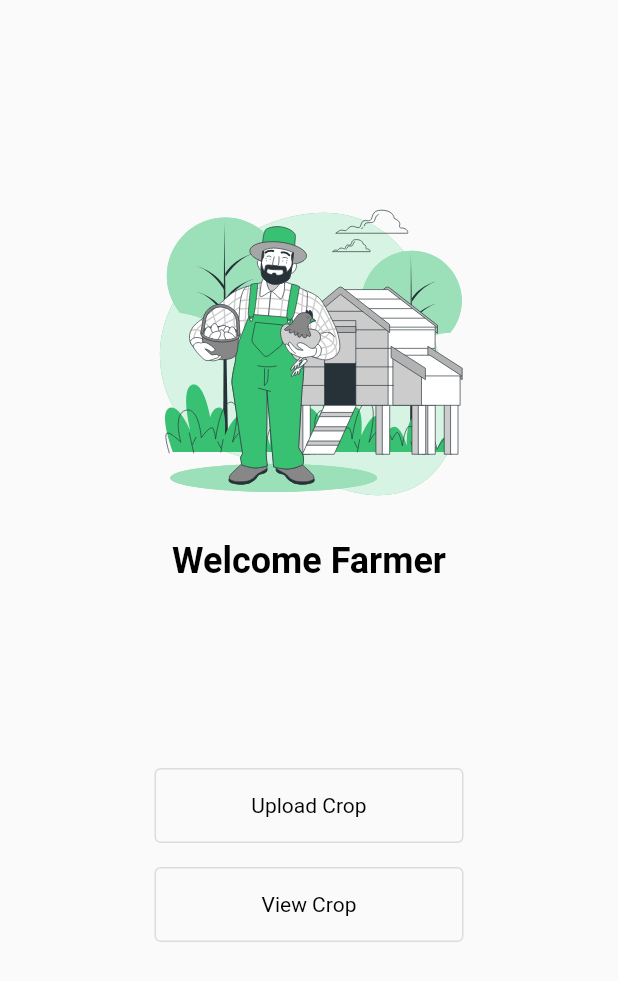
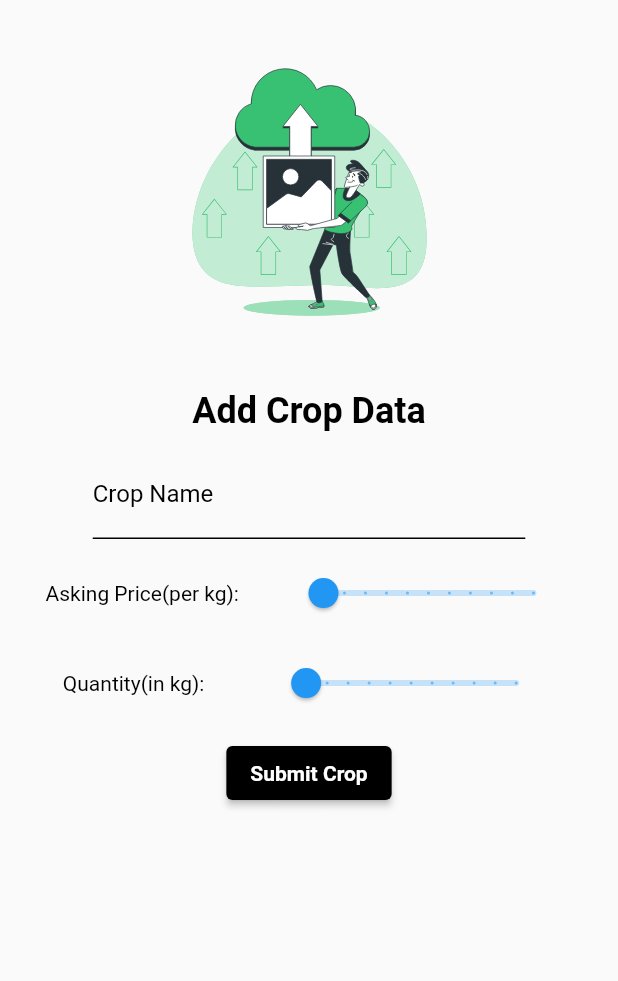
Before and after one commit to Rishabhltfb/FarmPort-client, a Flutter app: the HomeScreen screen opened by its route, after a tap on "Upload Crop", on a phone screen of 412 x 824 dp. Shown: the top 981 px of the screen. Run offline on Flutter 3.47's test engine with Material 2 defaults, Android fonts, the phone set to English and light mode, and no system bars; our stand-ins replace flutter_bloc, flutter_svg, lottie.

Commit message:
style: add crop screen

```diff
--- /dev/null
+++ b/lib/data/model/crop.dart
@@ -0,0 +1,129 @@
+import 'dart:convert';
+
+class CropModel {
+  String id;
+  String userId;
+  String cropName;
+  double askingPrice;
+  int quantity;
+  String image;
+  bool visibilityStatus;
+  String cropStatus;
+  int cropScore;
+  CropModel({
+    required this.id,
+    required this.userId,
+    required this.cropName,
+    required this.askingPrice,
+    required this.quantity,
+    required this.image,
+    required this.visibilityStatus,
+    required this.cropStatus,
+    required this.cropScore,
+  });
+
+  CropModel copyWith({
+    String? id,
+    String? userId,
+    String? cropName,
+    double? askingPrice,
+    int? quantity,
+    String? image,
+    bool? visibilityStatus,
+    String? cropStatus,
+    int? cropScore,
+  }) {
+    return CropModel(
+      id: id ?? this.id,
+      userId: userId ?? this.userId,
+      cropName: cropName ?? this.cropName,
+      askingPrice: askingPrice ?? this.askingPrice,
+      quantity: quantity ?? this.quantity,
+      image: image ?? this.image,
+      visibilityStatus: visibilityStatus ?? this.visibilityStatus,
+      cropStatus: cropStatus ?? this.cropStatus,
+      cropScore: cropScore ?? this.cropScore,
+    );
+  }
+
+  static CropModel empty() {
+    return CropModel(
+      id: '',
+      askingPrice: 0.0,
+      cropName: '',
+      cropScore: 0,
+      cropStatus: '',
+      image: '',
+      quantity: 0,
+      userId: '',
+      visibilityStatus: false,
+    );
+  }
+
+  Map<String, dynamic> toMap() {
+    return {
+      'id': id,
+      'userId': userId,
+      'cropName': cropName,
+      'askingPrice': askingPrice,
+      'quantity': quantity,
+      'image': image,
+      'visibilityStatus': visibilityStatus,
+      'cropStatus': cropStatus,
+      'cropScore': cropScore,
+    };
+  }
+
+  factory CropModel.fromMap(Map<String, dynamic> map) {
+    return CropModel(
+      id: map['id'] ?? '',
+      userId: map['userId'] ?? '',
+      cropName: map['cropName'] ?? '',
+      askingPrice: map['askingPrice']?.toDouble() ?? 0.0,
+      quantity: map['quantity']?.toInt() ?? 0,
+      image: map['image'] ?? '',
+      visibilityStatus: map['visibilityStatus'] ?? false,
+      cropStatus: map['cropStatus'] ?? '',
+      cropScore: map['cropScore']?.toInt() ?? 0,
+    );
+  }
+
+  String toJson() => json.encode(toMap());
+
+  factory CropModel.fromJson(String source) =>
+      CropModel.fromMap(json.decode(source));
+
+  @override
+  String toString() {
+    return 'CropModel(id: $id, userId: $userId, cropName: $cropName, askingPrice: $askingPrice, quantity: $quantity, image: $image, visibilityStatus: $visibilityStatus, cropStatus: $cropStatus, cropScore: $cropScore)';
+  }
+
+  @override
+  bool operator ==(Object other) {
+    if (identical(this, other)) return true;
+
+    return other is CropModel &&
+        other.id == id &&
+        other.userId == userId &&
+        other.cropName == cropName &&
+        other.askingPrice == askingPrice &&
+        other.quantity == quantity &&
+        other.image == image &&
+        other.visibilityStatus == visibilityStatus &&
+        other.cropStatus == cropStatus &&
+        other.cropScore == cropScore;
+  }
+
+  @override
+  int get hashCode {
+    return id.hashCode ^
+        userId.hashCode ^
+        cropName.hashCode ^
+        askingPrice.hashCode ^
+        quantity.hashCode ^
+        image.hashCode ^
+        visibilityStatus.hashCode ^
+        cropStatus.hashCode ^
+        cropScore.hashCode;
+  }
+}
--- a/lib/ui/screens/auth/components/auth_field.dart
+++ b/lib/ui/common/custom_text_field.dart
@@ -2,16 +2,18 @@ import 'package:farmport_app/ui/utils/constants/colors.dart';
 import 'package:farmport_app/ui/utils/themes/text_theme.dart';
 import 'package:flutter/material.dart';
 
-class AuthField extends StatelessWidget {
+class CustomTextField extends StatelessWidget {
   final TextEditingController textEditingController;
   final String hintText;
   final String labelText;
   final bool isPassword;
-  const AuthField({
+  final Color color;
+  const CustomTextField({
     Key? key,
     required this.textEditingController,
     required this.hintText,
     this.isPassword = false,
+    this.color = FarmPortColors.kWhiteColor,
     required this.labelText,
   }) : super(key: key);
 
@@ -21,22 +23,22 @@ class AuthField extends StatelessWidget {
       controller: textEditingController,
       maxLines: 1,
       obscureText: isPassword,
-      style: const TextStyle(
-        color: FarmPortColors.kWhiteColor,
+      style: TextStyle(
+        color: color,
       ),
-      cursorColor: FarmPortColors.kWhiteColor,
+      cursorColor: color,
       decoration: InputDecoration(
-          enabledBorder: const UnderlineInputBorder(
-            borderSide: BorderSide(color: FarmPortColors.kWhiteColor),
+          enabledBorder: UnderlineInputBorder(
+            borderSide: BorderSide(color: color),
           ),
-          focusedBorder: const UnderlineInputBorder(
-            borderSide: BorderSide(color: FarmPortColors.kWhiteColor),
+          focusedBorder: UnderlineInputBorder(
+            borderSide: BorderSide(color: color),
           ),
           labelText: labelText,
-          labelStyle: kBody1.copyWith(color: FarmPortColors.kWhiteColor),
+          labelStyle: kBody1.copyWith(color: color),
           hintText: hintText,
-          hintStyle: kBody1.copyWith(color: FarmPortColors.kWhiteColor),
-          fillColor: FarmPortColors.kWhiteColor),
+          hintStyle: kBody1.copyWith(color: color),
+          fillColor: color),
     );
   }
 }
--- a/lib/ui/common/illustration_holder.dart
+++ b/lib/ui/common/illustration_holder.dart
@@ -35,6 +35,7 @@ class IllustrationHolder extends StatelessWidget {
           Text(
             text,
             textAlign: TextAlign.center,
+            overflow: TextOverflow.ellipsis,
             style: kTitle1.copyWith(
               color: color,
               fontWeight: FontWeight.bold,
--- a/lib/ui/routes/routes_generator.dart
+++ b/lib/ui/routes/routes_generator.dart
@@ -1,4 +1,5 @@
 import 'package:farmport_app/ui/screens/auth/auth_screen.dart';
+import 'package:farmport_app/ui/screens/crops_upload/crops_upload.dart';
 import 'package:farmport_app/ui/screens/home/home_screen.dart';
 import 'package:farmport_app/ui/screens/onboarding/onboading_screen.dart';
 import 'package:farmport_app/ui/screens/splash/splash_screen.dart';
@@ -23,6 +24,10 @@ class Router {
         return MaterialPageRoute(
           builder: (context) => const HomeScreen(),
         );
+      case CropsUpload.route:
+        return MaterialPageRoute(
+          builder: (context) => const CropsUpload(),
+        );
       default:
         return MaterialPageRoute(
           builder: (context) => const SplashScreen(),
--- /dev/null
+++ b/lib/ui/screens/crops_upload/crops_upload.dart
@@ -0,0 +1,108 @@
+import 'package:farmport_app/data/model/crop.dart';
+import 'package:farmport_app/ui/common/custom_text_field.dart';
+import 'package:farmport_app/ui/common/illustration_holder.dart';
+import 'package:farmport_app/ui/utils/constants/assets.dart';
+import 'package:farmport_app/ui/utils/constants/colors.dart';
+import 'package:farmport_app/ui/utils/media_query.dart';
+import 'package:farmport_app/ui/utils/themes/text_theme.dart';
+import 'package:flutter/material.dart';
+
+class CropsUpload extends StatefulWidget {
+  static const String route = '/upload';
+  const CropsUpload({Key? key}) : super(key: key);
+
+  @override
+  State<CropsUpload> createState() => _CropsUploadState();
+}
+
+class _CropsUploadState extends State<CropsUpload> {
+  late double height, width;
+  CropModel newCrop = CropModel.empty();
+  TextEditingController cropName = TextEditingController();
+  ValueNotifier<double> askingPrice = ValueNotifier(25.0);
+  ValueNotifier<double> quantity = ValueNotifier(1.0);
+
+  @override
+  Widget build(BuildContext context) {
+    height = displayHeight(context);
+    width = displayWidth(context);
+    SizedBox spacer = const SizedBox(height: 12);
+    return Scaffold(
+      body: SingleChildScrollView(
+        child: Center(
+          child: Column(
+            children: [
+              IllustrationHolder(
+                  height: height * 0.35,
+                  width: width * 0.6,
+                  illustration: FarmPortAssets.upload,
+                  text: 'Add Crop Data'),
+              spacer,
+              SizedBox(
+                width: width * 0.7,
+                child: CustomTextField(
+                  textEditingController: cropName,
+                  hintText: 'Type the crop name here...',
+                  labelText: 'Crop Name',
+                  color: FarmPortColors.kBlackColor,
+                ),
+              ),
+              spacer,
+              Row(
+                mainAxisAlignment: MainAxisAlignment.spaceEvenly,
+                children: [
+                  const Text('Asking Price(per kg):', style: kBody2),
+                  ValueListenableBuilder(
+                    valueListenable: askingPrice,
+                    builder: (context, value, _) => Slider(
+                        value: askingPrice.value,
+                        divisions: 10,
+                        min: 20,
+                        max: 1000,
+                        label: askingPrice.value.toString(),
+                        onChanged: (val) {
+                          askingPrice.value = val;
+                        }),
+                  ),
+                ],
+              ),
+              spacer,
+              Row(
+                mainAxisAlignment: MainAxisAlignment.spaceEvenly,
+                children: [
+                  const Text('Quantity(in kg):', style: kBody2),
+                  ValueListenableBuilder(
+                    valueListenable: quantity,
+                    builder: (context, value, _) => Slider(
+                        value: quantity.value,
+                        divisions: 10,
+                        min: 1,
+                        max: 1000,
+                        label: quantity.value.toString(),
+                        onChanged: (val) {
+                          quantity.value = val;
+                        }),
+                  ),
+                ],
+              ),
+              spacer,
+              ElevatedButton(
+                  onPressed: () {
+                    Navigator.of(context).pop();
+                  },
+                  style: ButtonStyle(
+                      backgroundColor: MaterialStateProperty.all<Color>(
+                          FarmPortColors.kBlackColor)),
+                  child: Text(
+                    'Submit Crop',
+                    style: kBody2.copyWith(
+                        color: FarmPortColors.kWhiteColor,
+                        fontWeight: FontWeight.bold),
+                  ))
+            ],
+          ),
+        ),
+      ),
+    );
+  }
+}
--- a/lib/ui/screens/home/home_screen.dart
+++ b/lib/ui/screens/home/home_screen.dart
@@ -1,4 +1,5 @@
 import 'package:farmport_app/ui/common/illustration_holder.dart';
+import 'package:farmport_app/ui/screens/crops_upload/crops_upload.dart';
 import 'package:farmport_app/ui/utils/constants/assets.dart';
 import 'package:farmport_app/ui/utils/media_query.dart';
 import 'package:farmport_app/ui/utils/themes/text_theme.dart';
@@ -30,7 +31,8 @@ class HomeScreen extends StatelessWidget {
               width: width * 0.5,
               height: 50,
               child: OutlinedButton(
-                onPressed: () {},
+                onPressed: () =>
+                    Navigator.of(context).pushNamed(CropsUpload.route),
                 child: const Text('Upload Crop', style: kBody2),
               ),
             ),
--- a/lib/ui/utils/constants/assets.dart
+++ b/lib/ui/utils/constants/assets.dart
@@ -2,6 +2,7 @@ class FarmPortAssets {
   /// [Illustrations]
   static const String authIllustration = 'assets/illustration/auth.svg';
   static const String farmer = 'assets/illustration/farmer.svg';
+  static const String upload = 'assets/illustration/upload.svg';
 
   /// [Icons]
   // static const String googleIcon = 'assets/icons/google.png';
```
Also changed, not shown: lib/ui/screens/auth/auth_screen.dart (+24 -18 lines), assets/illustration/upload.svg (added).
